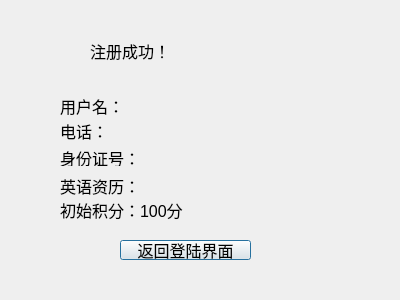
Qt form registerconfirm.ui (ljy9912/summer) before a commit.
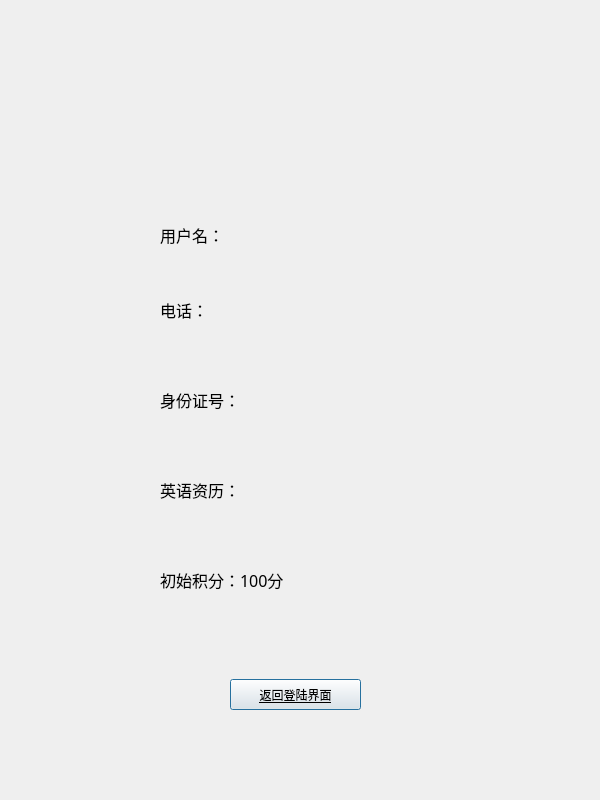
The same form after that commit. Icons and pictures are not drawn.

What changed in the file:
```diff
--- a/registerconfirm.ui
+++ b/registerconfirm.ui
@@ -6,63 +6,88 @@
    <rect>
     <x>0</x>
     <y>0</y>
-    <width>400</width>
-    <height>300</height>
+    <width>600</width>
+    <height>800</height>
    </rect>
   </property>
+  <property name="minimumSize">
+   <size>
+    <width>600</width>
+    <height>800</height>
+   </size>
+  </property>
   <property name="windowTitle">
    <string>Dialog</string>
   </property>
-  <widget class="QLabel" name="label">
+  <property name="styleSheet">
+   <string notr="true">#frame{border-image: url(:/background/registerconfrm.png);
+border-top-left-radius:15px;border-top-right-radius:15px;border-bottom-left-radius:15px;border-bottom-right-radius:15px;}</string>
+  </property>
+  <widget class="QFrame" name="frame">
    <property name="geometry">
     <rect>
-     <x>90</x>
-     <y>30</y>
-     <width>191</width>
-     <height>41</height>
+     <x>0</x>
+     <y>-1</y>
+     <width>611</width>
+     <height>801</height>
+    </rect>
+   </property>
+   <property name="frameShape">
+    <enum>QFrame::StyledPanel</enum>
+   </property>
+   <property name="frameShadow">
+    <enum>QFrame::Raised</enum>
+   </property>
+   <widget class="QLabel" name="id">
+    <property name="geometry">
+     <rect>
+      <x>160</x>
+      <y>220</y>
+      <width>271</width>
+      <height>31</height>
     </rect>
    </property>
    <property name="font">
     <font>
-     <family>Arial</family>
+      <family>等线</family>
      <pointsize>12</pointsize>
     </font>
    </property>
    <property name="text">
-    <string>注册成功！</string>
-   </property>
-  </widget>
-  <widget class="QLabel" name="label_2">
+     <string>用户名：</string>
+    </property>
+   </widget>
+   <widget class="QLabel" name="phonenum">
    <property name="geometry">
     <rect>
-     <x>60</x>
-     <y>200</y>
-     <width>261</width>
-     <height>20</height>
+      <x>160</x>
+      <y>290</y>
+      <width>271</width>
+      <height>41</height>
     </rect>
    </property>
    <property name="font">
     <font>
-     <family>Arial</family>
+      <family>等线</family>
      <pointsize>12</pointsize>
     </font>
    </property>
    <property name="text">
-    <string>初始积分：100分</string>
+     <string>电话：</string>
    </property>
   </widget>
   <widget class="QLabel" name="idnum">
    <property name="geometry">
     <rect>
-     <x>60</x>
-     <y>150</y>
+      <x>160</x>
+      <y>380</y>
      <width>231</width>
-     <height>16</height>
+      <height>41</height>
     </rect>
    </property>
    <property name="font">
     <font>
-     <family>Arial</family>
+      <family>等线</family>
      <pointsize>12</pointsize>
     </font>
    </property>
@@ -70,81 +95,64 @@
     <string>身份证号：</string>
    </property>
   </widget>
-  <widget class="QLabel" name="phonenum">
+   <widget class="QLabel" name="Englishedit">
    <property name="geometry">
     <rect>
-     <x>60</x>
-     <y>120</y>
+      <x>160</x>
+      <y>470</y>
      <width>271</width>
-     <height>21</height>
+      <height>41</height>
     </rect>
    </property>
    <property name="font">
     <font>
-     <family>Arial</family>
+      <family>等线</family>
      <pointsize>12</pointsize>
     </font>
    </property>
    <property name="text">
-    <string>电话：</string>
+     <string>英语资历：</string>
+    </property>
+   </widget>
+   <widget class="QLabel" name="label_2">
+    <property name="geometry">
+     <rect>
+      <x>160</x>
+      <y>560</y>
+      <width>261</width>
+      <height>41</height>
+     </rect>
+    </property>
+    <property name="font">
+     <font>
+      <family>等线</family>
+      <pointsize>12</pointsize>
+     </font>
+    </property>
+    <property name="text">
+     <string>初始积分：100分</string>
    </property>
   </widget>
   <widget class="QPushButton" name="pushButton">
    <property name="geometry">
     <rect>
-     <x>120</x>
-     <y>240</y>
+      <x>230</x>
+      <y>680</y>
      <width>131</width>
-     <height>20</height>
+      <height>31</height>
     </rect>
    </property>
    <property name="font">
     <font>
-     <family>Arial</family>
-     <pointsize>12</pointsize>
+      <family>等线</family>
+      <pointsize>9</pointsize>
+      <underline>true</underline>
     </font>
    </property>
    <property name="text">
     <string>返回登陆界面</string>
    </property>
   </widget>
-  <widget class="QLabel" name="Englishedit">
-   <property name="geometry">
-    <rect>
-     <x>60</x>
-     <y>170</y>
-     <width>271</width>
-     <height>31</height>
-    </rect>
-   </property>
-   <property name="font">
-    <font>
-     <family>Arial</family>
-     <pointsize>12</pointsize>
-    </font>
-   </property>
-   <property name="text">
-    <string>英语资历：</string>
-   </property>
-  </widget>
-  <widget class="QLabel" name="id">
-   <property name="geometry">
-    <rect>
-     <x>60</x>
-     <y>90</y>
-     <width>271</width>
-     <height>31</height>
-    </rect>
-   </property>
-   <property name="font">
-    <font>
-     <family>Arial</family>
-     <pointsize>12</pointsize>
-    </font>
-   </property>
-   <property name="text">
-    <string>用户名：</string>
-   </property>
   </widget>
  </widget>
  <resources/>
```
Lines whose indentation alone changed are shown as unchanged.
